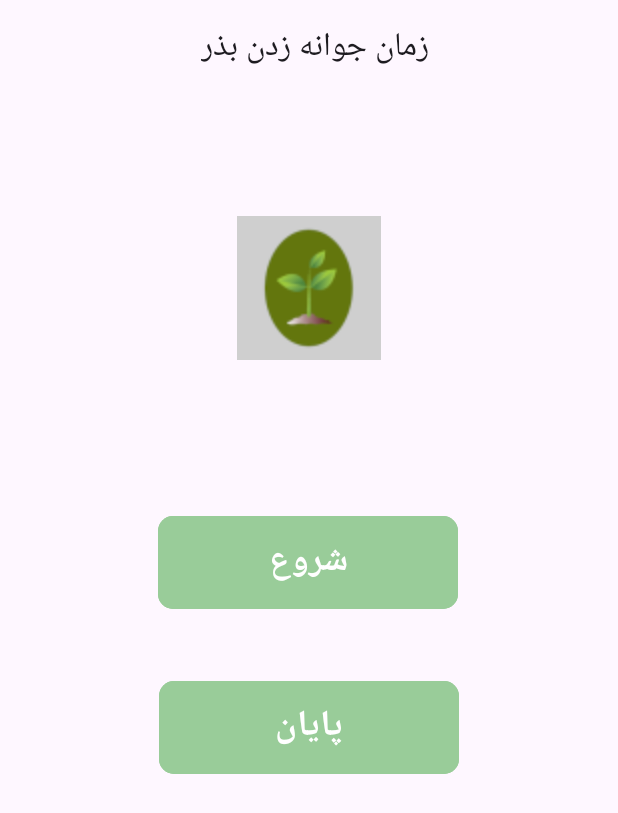
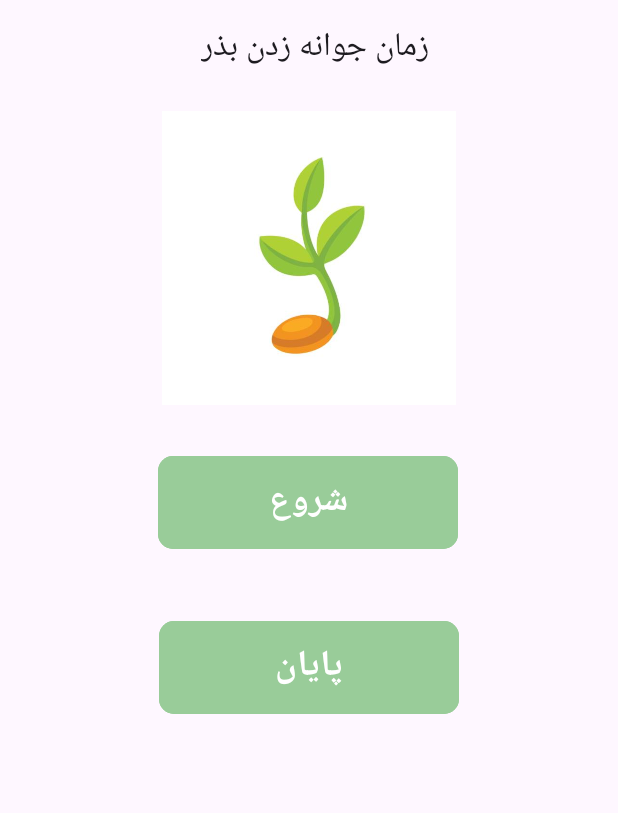
Before and after one commit to gooyacoder/germination_time, an Android app: the layout activity_main.xml on its own in the app's theme, with its tools: preview values and no code run, on a phone screen of 412 x 824 dp. Shown: the top 813 px of the screen. Run offline under Robolectric (Android 15) with nearby library versions, the phone set to English and light mode, and no system bars.

Commit message:
9_11_1403  21:33

```diff
--- /dev/null
+++ b/app/src/main/res/drawable/oval_background.xml
@@ -0,0 +1,6 @@
+<shape xmlns:android="http://schemas.android.com/apk/res/android"
+    android:shape="oval">
+    <solid android:color="#88cc88"/> <!-- Change color as needed -->
+    <size android:width="150dp"
+        android:height="80dp"/> <!-- Adjust size as needed -->
+</shape>
--- a/app/src/main/res/layout/activity_main.xml
+++ b/app/src/main/res/layout/activity_main.xml
@@ -28,7 +28,7 @@
         android:id="@+id/start_activity_button"
         android:layout_width="200dp"
         android:layout_height="70dp"
-        android:layout_marginTop="100dp"
+        android:layout_marginTop="30dp"
         android:backgroundTint="@color/button_color"
         android:text="شروع"
         android:textSize="24sp"
@@ -71,13 +71,13 @@
 
     <ImageView
         android:id="@+id/imageView"
-        android:layout_width="96dp"
-        android:layout_height="96dp"
-        android:layout_marginTop="80dp"
+        android:layout_width="196dp"
+        android:layout_height="196dp"
+        android:layout_marginTop="10dp"
         app:layout_constraintEnd_toEndOf="parent"
         app:layout_constraintStart_toStartOf="parent"
         app:layout_constraintTop_toBottomOf="@+id/appBarLayout"
-        app:srcCompat="@mipmap/ic_launcher" />
+        app:srcCompat="@drawable/germinating_seed" />
 
 
 </androidx.constraintlayout.widget.ConstraintLayout>
```
Also changed, not shown: app/src/main/java/com/gooyacoder/germinationtime/PlantGerminationCompleted.kt (+22 -1 lines), app/src/main/res/layout/toast_layout.xml (added, +17 -0 lines), app/src/main/res/drawable/germinating_seed.jpg (added).
